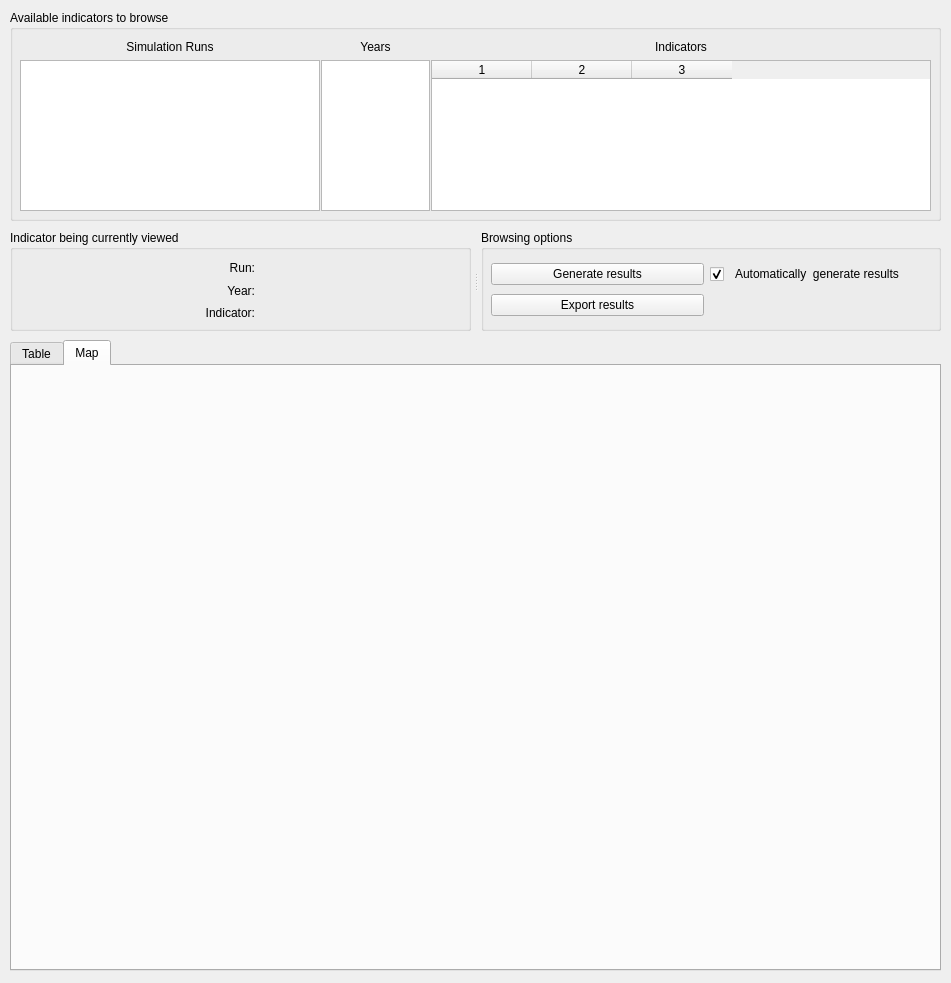
psrc/urbansim, file opus_gui/results/forms/results_browser_new.ui: the form before one commit.
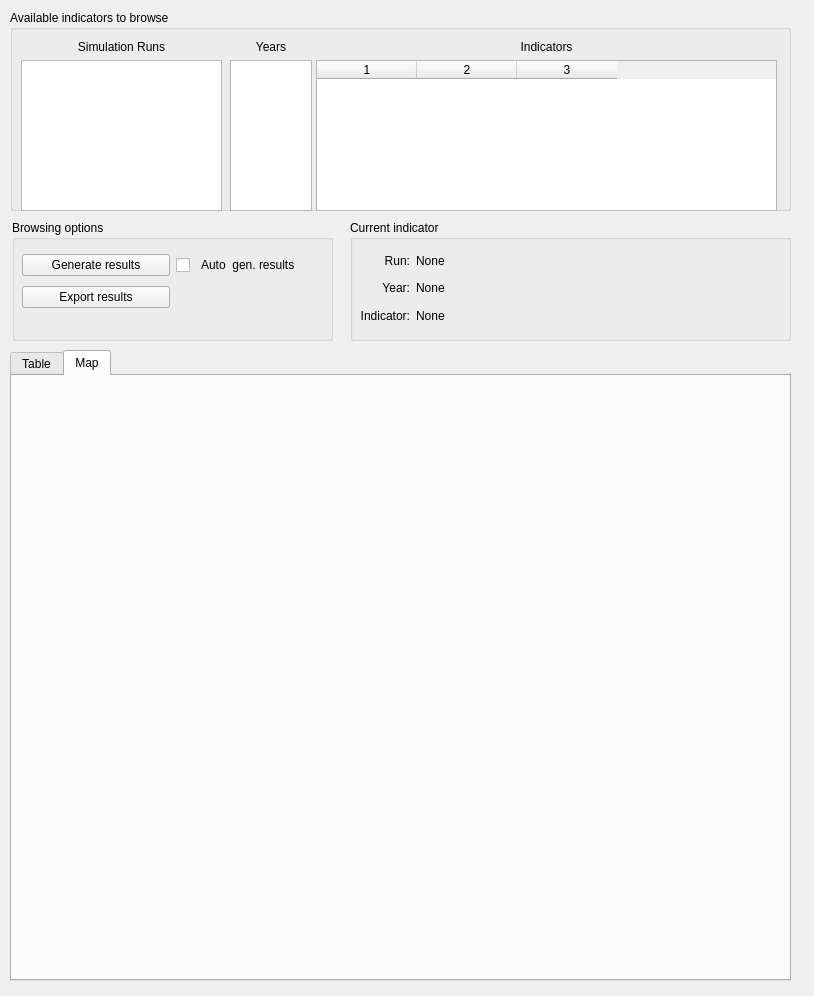
The form after the commit. The open tabs and pages were chosen to show the change.

Commit message: monkeying with the layout

Patch:
```diff
--- a/opus_gui/results/forms/results_browser_new.ui
+++ b/opus_gui/results/forms/results_browser_new.ui
@@ -5,8 +5,8 @@
    <rect>
     <x>0</x>
     <y>0</y>
-    <width>951</width>
-    <height>983</height>
+    <width>814</width>
+    <height>996</height>
    </rect>
   </property>
   <property name="sizePolicy" >
@@ -22,17 +22,23 @@
    <property name="geometry" >
     <rect>
      <x>10</x>
-     <y>340</y>
-     <width>931</width>
+     <y>350</y>
+     <width>781</width>
      <height>631</height>
     </rect>
    </property>
    <property name="sizePolicy" >
-    <sizepolicy vsizetype="Expanding" hsizetype="MinimumExpanding" >
+    <sizepolicy vsizetype="Expanding" hsizetype="Minimum" >
      <horstretch>0</horstretch>
      <verstretch>0</verstretch>
     </sizepolicy>
    </property>
+   <property name="baseSize" >
+    <size>
+     <width>40</width>
+     <height>0</height>
+    </size>
+   </property>
    <property name="toolTip" >
     <string/>
    </property>
@@ -47,21 +53,23 @@
      <rect>
       <x>0</x>
       <y>0</y>
-      <width>925</width>
+      <width>775</width>
       <height>602</height>
      </rect>
     </property>
     <attribute name="title" >
      <string>Table</string>
     </attribute>
+    <zorder>tableWidget</zorder>
+    <zorder>label_2</zorder>
    </widget>
    <widget class="QWidget" name="tabMap" >
     <property name="geometry" >
      <rect>
       <x>0</x>
       <y>0</y>
-      <width>925</width>
-      <height>572</height>
+      <width>735</width>
+      <height>602</height>
      </rect>
     </property>
     <attribute name="title" >
@@ -74,83 +82,49 @@
     <rect>
      <x>10</x>
      <y>10</y>
-     <width>931</width>
-     <height>211</height>
+     <width>781</width>
+     <height>201</height>
     </rect>
    </property>
+   <property name="sizePolicy" >
+    <sizepolicy vsizetype="Preferred" hsizetype="Expanding" >
+     <horstretch>0</horstretch>
+     <verstretch>0</verstretch>
+    </sizepolicy>
+   </property>
    <property name="autoFillBackground" >
-    <bool>true</bool>
+    <bool>false</bool>
    </property>
    <property name="title" >
     <string>Available indicators to browse</string>
    </property>
-   <widget class="QSplitter" name="splitter" >
-    <property name="geometry" >
-     <rect>
-      <x>10</x>
-      <y>30</y>
-      <width>911</width>
-      <height>171</height>
-     </rect>
-    </property>
-    <property name="orientation" >
-     <enum>Qt::Horizontal</enum>
-    </property>
-    <property name="handleWidth" >
-     <number>1</number>
-    </property>
-    <widget class="QWidget" name="layoutWidget" >
-     <layout class="QVBoxLayout" >
-      <item>
-       <widget class="QLabel" name="label" >
-        <property name="sizePolicy" >
-         <sizepolicy vsizetype="Preferred" hsizetype="MinimumExpanding" >
-          <horstretch>0</horstretch>
-          <verstretch>0</verstretch>
-         </sizepolicy>
-        </property>
-        <property name="text" >
-         <string>Simulation Runs</string>
-        </property>
-        <property name="alignment" >
-         <set>Qt::AlignCenter</set>
-        </property>
-       </widget>
-      </item>
-      <item>
-       <widget class="QListWidget" name="lstAvailableRuns" >
-        <property name="sizePolicy" >
-         <sizepolicy vsizetype="Expanding" hsizetype="MinimumExpanding" >
-          <horstretch>0</horstretch>
-          <verstretch>0</verstretch>
-         </sizepolicy>
-        </property>
-        <property name="minimumSize" >
-         <size>
-          <width>300</width>
-          <height>0</height>
-         </size>
-        </property>
-        <property name="alternatingRowColors" >
-         <bool>true</bool>
-        </property>
-       </widget>
-      </item>
-     </layout>
-    </widget>
     <widget class="QWidget" name="verticalLayoutWidget_2" >
+    <property name="geometry" >
+     <rect>
+      <x>220</x>
+      <y>30</y>
+      <width>82</width>
+      <height>171</height>
+     </rect>
+    </property>
+    <property name="sizePolicy" >
+     <sizepolicy vsizetype="Preferred" hsizetype="Expanding" >
+      <horstretch>0</horstretch>
+      <verstretch>0</verstretch>
+     </sizepolicy>
+    </property>
      <layout class="QVBoxLayout" name="verticalLayout" >
       <item>
        <widget class="QLabel" name="label_4" >
         <property name="sizePolicy" >
-         <sizepolicy vsizetype="Preferred" hsizetype="MinimumExpanding" >
+        <sizepolicy vsizetype="Preferred" hsizetype="Expanding" >
           <horstretch>0</horstretch>
           <verstretch>0</verstretch>
          </sizepolicy>
         </property>
         <property name="minimumSize" >
          <size>
-          <width>25</width>
+         <width>0</width>
           <height>0</height>
          </size>
         </property>
@@ -165,14 +139,94 @@
       <item>
        <widget class="QListWidget" name="lstYears" >
         <property name="sizePolicy" >
-         <sizepolicy vsizetype="Expanding" hsizetype="MinimumExpanding" >
+        <sizepolicy vsizetype="Expanding" hsizetype="Expanding" >
           <horstretch>0</horstretch>
           <verstretch>0</verstretch>
          </sizepolicy>
         </property>
         <property name="minimumSize" >
+        <size>
+         <width>0</width>
+         <height>0</height>
+        </size>
+       </property>
+       <property name="maximumSize" >
+        <size>
+         <width>16777215</width>
+         <height>16777215</height>
+        </size>
+       </property>
+       <property name="baseSize" >
          <size>
           <width>40</width>
+         <height>0</height>
+        </size>
+       </property>
+       <property name="alternatingRowColors" >
+        <bool>true</bool>
+       </property>
+      </widget>
+     </item>
+    </layout>
+    <zorder>label_4</zorder>
+    <zorder>lstYears</zorder>
+    <zorder></zorder>
+   </widget>
+   <widget class="QWidget" name="layoutWidget" >
+    <property name="geometry" >
+     <rect>
+      <x>11</x>
+      <y>30</y>
+      <width>201</width>
+      <height>171</height>
+     </rect>
+    </property>
+    <layout class="QVBoxLayout" >
+     <item>
+      <widget class="QLabel" name="label" >
+       <property name="sizePolicy" >
+        <sizepolicy vsizetype="Preferred" hsizetype="Expanding" >
+         <horstretch>0</horstretch>
+         <verstretch>0</verstretch>
+        </sizepolicy>
+       </property>
+       <property name="baseSize" >
+        <size>
+         <width>100</width>
+         <height>0</height>
+        </size>
+       </property>
+       <property name="text" >
+        <string>Simulation Runs</string>
+       </property>
+       <property name="alignment" >
+        <set>Qt::AlignCenter</set>
+       </property>
+      </widget>
+     </item>
+     <item>
+      <widget class="QListWidget" name="lstAvailableRuns" >
+       <property name="sizePolicy" >
+        <sizepolicy vsizetype="Preferred" hsizetype="Expanding" >
+         <horstretch>0</horstretch>
+         <verstretch>0</verstretch>
+        </sizepolicy>
+       </property>
+       <property name="minimumSize" >
+        <size>
+         <width>0</width>
+         <height>0</height>
+        </size>
+       </property>
+       <property name="maximumSize" >
+        <size>
+         <width>16777215</width>
+         <height>16777215</height>
+        </size>
+       </property>
+       <property name="baseSize" >
+        <size>
+         <width>100</width>
           <height>0</height>
          </size>
         </property>
@@ -184,15 +238,29 @@
      </layout>
     </widget>
     <widget class="QWidget" name="verticalLayoutWidget" >
+    <property name="geometry" >
+     <rect>
+      <x>306</x>
+      <y>30</y>
+      <width>461</width>
+      <height>171</height>
+     </rect>
+    </property>
      <layout class="QVBoxLayout" name="wdgLayout" >
       <item>
        <widget class="QLabel" name="label_2" >
         <property name="sizePolicy" >
-         <sizepolicy vsizetype="Preferred" hsizetype="MinimumExpanding" >
+        <sizepolicy vsizetype="Preferred" hsizetype="Expanding" >
           <horstretch>0</horstretch>
           <verstretch>0</verstretch>
          </sizepolicy>
         </property>
+       <property name="baseSize" >
+        <size>
+         <width>500</width>
+         <height>0</height>
+        </size>
+       </property>
         <property name="text" >
          <string>Indicators</string>
         </property>
@@ -204,13 +272,19 @@
       <item>
        <widget class="QTableWidget" name="tableWidget" >
         <property name="sizePolicy" >
-         <sizepolicy vsizetype="Expanding" hsizetype="MinimumExpanding" >
+        <sizepolicy vsizetype="Expanding" hsizetype="Expanding" >
           <horstretch>37</horstretch>
           <verstretch>0</verstretch>
          </sizepolicy>
         </property>
         <property name="minimumSize" >
          <size>
+         <width>0</width>
+         <height>0</height>
+        </size>
+       </property>
+       <property name="baseSize" >
+        <size>
           <width>500</width>
           <height>0</height>
          </size>
@@ -249,50 +323,44 @@
       </item>
      </layout>
     </widget>
-   </widget>
-  </widget>
-  <widget class="QSplitter" name="splitter_2" >
-   <property name="geometry" >
-    <rect>
-     <x>10</x>
-     <y>230</y>
-     <width>931</width>
-     <height>101</height>
-    </rect>
-   </property>
-   <property name="orientation" >
-    <enum>Qt::Horizontal</enum>
-   </property>
-   <property name="handleWidth" >
-    <number>10</number>
-   </property>
+   <zorder>splitter</zorder>
+   <zorder></zorder>
+  </widget>
    <widget class="QGroupBox" name="groupBox" >
-    <property name="sizePolicy" >
-     <sizepolicy vsizetype="Minimum" hsizetype="MinimumExpanding" >
-      <horstretch>0</horstretch>
-      <verstretch>0</verstretch>
-     </sizepolicy>
-    </property>
-    <property name="autoFillBackground" >
-     <bool>true</bool>
-    </property>
-    <property name="title" >
-     <string>Indicator being currently viewed</string>
-    </property>
-    <widget class="QWidget" name="gridLayoutWidget" >
      <property name="geometry" >
       <rect>
-       <x>10</x>
-       <y>30</y>
+     <x>350</x>
+     <y>220</y>
        <width>441</width>
-       <height>61</height>
+     <height>121</height>
+    </rect>
+   </property>
+   <property name="sizePolicy" >
+    <sizepolicy vsizetype="Preferred" hsizetype="Expanding" >
+     <horstretch>0</horstretch>
+     <verstretch>0</verstretch>
+    </sizepolicy>
+   </property>
+   <property name="autoFillBackground" >
+    <bool>false</bool>
+   </property>
+   <property name="title" >
+    <string>Current indicator</string>
+   </property>
+   <widget class="QWidget" name="gridLayoutWidget" >
+    <property name="geometry" >
+     <rect>
+      <x>10</x>
+      <y>30</y>
+      <width>421</width>
+      <height>76</height>
       </rect>
      </property>
      <layout class="QGridLayout" name="gridLayout" >
       <item row="0" column="0" >
        <widget class="QLabel" name="label_3" >
         <property name="sizePolicy" >
-         <sizepolicy vsizetype="Minimum" hsizetype="Minimum" >
+        <sizepolicy vsizetype="Preferred" hsizetype="Preferred" >
           <horstretch>0</horstretch>
           <verstretch>0</verstretch>
          </sizepolicy>
@@ -314,7 +382,7 @@
       <item row="1" column="0" >
        <widget class="QLabel" name="label_5" >
         <property name="sizePolicy" >
-         <sizepolicy vsizetype="Minimum" hsizetype="Minimum" >
+        <sizepolicy vsizetype="Preferred" hsizetype="Preferred" >
           <horstretch>0</horstretch>
           <verstretch>0</verstretch>
          </sizepolicy>
@@ -336,7 +404,7 @@
       <item row="2" column="0" >
        <widget class="QLabel" name="label_6" >
         <property name="sizePolicy" >
-         <sizepolicy vsizetype="Minimum" hsizetype="Minimum" >
+        <sizepolicy vsizetype="Preferred" hsizetype="Preferred" >
           <horstretch>0</horstretch>
           <verstretch>0</verstretch>
          </sizepolicy>
@@ -358,45 +426,39 @@
       <item row="2" column="1" >
        <widget class="QLabel" name="lblViewIndicator" >
         <property name="sizePolicy" >
-         <sizepolicy vsizetype="Minimum" hsizetype="Maximum" >
+        <sizepolicy vsizetype="Preferred" hsizetype="Expanding" >
           <horstretch>0</horstretch>
           <verstretch>0</verstretch>
          </sizepolicy>
         </property>
         <property name="text" >
-         <string/>
+        <string>None</string>
         </property>
        </widget>
       </item>
       <item row="1" column="1" >
        <widget class="QLabel" name="lblViewYear" >
         <property name="sizePolicy" >
-         <sizepolicy vsizetype="Minimum" hsizetype="Maximum" >
+        <sizepolicy vsizetype="Preferred" hsizetype="Expanding" >
           <horstretch>0</horstretch>
           <verstretch>0</verstretch>
          </sizepolicy>
         </property>
         <property name="text" >
-         <string/>
+        <string>None</string>
         </property>
        </widget>
       </item>
       <item row="0" column="1" >
        <widget class="QLabel" name="lblViewRun" >
         <property name="sizePolicy" >
-         <sizepolicy vsizetype="Minimum" hsizetype="Maximum" >
+        <sizepolicy vsizetype="Preferred" hsizetype="Expanding" >
           <horstretch>0</horstretch>
           <verstretch>0</verstretch>
          </sizepolicy>
         </property>
-        <property name="minimumSize" >
-         <size>
-          <width>200</width>
-          <height>0</height>
-         </size>
-        </property>
         <property name="text" >
-         <string/>
+        <string>None</string>
         </property>
        </widget>
       </item>
@@ -404,14 +466,22 @@
     </widget>
    </widget>
    <widget class="QGroupBox" name="groupBox_2" >
+   <property name="geometry" >
+    <rect>
+     <x>12</x>
+     <y>220</y>
+     <width>321</width>
+     <height>121</height>
+    </rect>
+   </property>
     <property name="sizePolicy" >
-     <sizepolicy vsizetype="Minimum" hsizetype="Preferred" >
+    <sizepolicy vsizetype="Preferred" hsizetype="Fixed" >
       <horstretch>0</horstretch>
       <verstretch>0</verstretch>
      </sizepolicy>
     </property>
     <property name="autoFillBackground" >
-     <bool>true</bool>
+    <bool>false</bool>
     </property>
     <property name="title" >
      <string>Browsing options</string>
@@ -421,8 +491,8 @@
       <rect>
        <x>10</x>
        <y>30</y>
-       <width>431</width>
-       <height>61</height>
+      <width>301</width>
+      <height>62</height>
       </rect>
      </property>
      <layout class="QGridLayout" name="gridLayout_2" >
@@ -457,10 +527,10 @@
          <string/>
         </property>
         <property name="text" >
-         <string>  Automatically  generate results</string>
+        <string>  Auto  gen. results</string>
         </property>
         <property name="checked" >
-         <bool>true</bool>
+        <bool>false</bool>
         </property>
         <property name="tristate" >
          <bool>false</bool>
@@ -487,7 +557,6 @@
        </widget>
       </item>
      </layout>
-    </widget>
    </widget>
   </widget>
  </widget>
```
Lines whose indentation alone changed are shown as unchanged. The commit also changes 1 other file.
